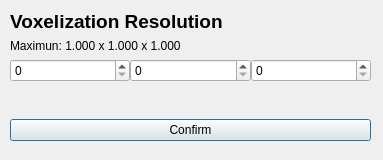
This is dialogresolution.ui in isadorasalvetti/VolumeRendering as Qt 5 draws it before an edit. The edited form follows.
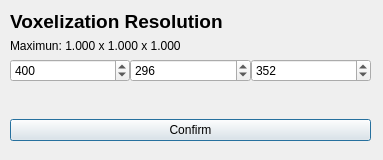
This is the edited form.

```diff
--- a/dialogresolution.ui
+++ b/dialogresolution.ui
@@ -57,23 +57,41 @@
       </property>
       <item>
        <widget class="QSpinBox" name="ResX">
+        <property name="minimum">
+         <number>1</number>
+        </property>
         <property name="maximum">
          <number>1000</number>
         </property>
+        <property name="value">
+         <number>400</number>
+        </property>
        </widget>
       </item>
       <item>
        <widget class="QSpinBox" name="ResY">
+        <property name="minimum">
+         <number>1</number>
+        </property>
         <property name="maximum">
          <number>1000</number>
         </property>
+        <property name="value">
+         <number>296</number>
+        </property>
        </widget>
       </item>
       <item>
        <widget class="QSpinBox" name="ResZ">
+        <property name="minimum">
+         <number>1</number>
+        </property>
         <property name="maximum">
          <number>1000</number>
         </property>
+        <property name="value">
+         <number>352</number>
+        </property>
        </widget>
       </item>
      </layout>
```
